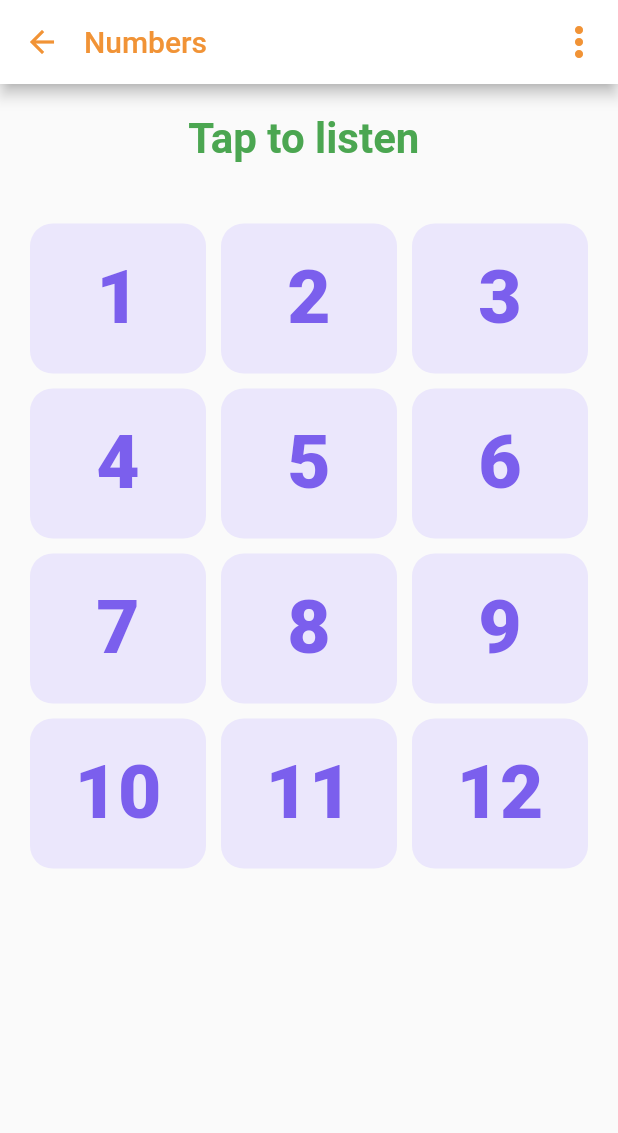
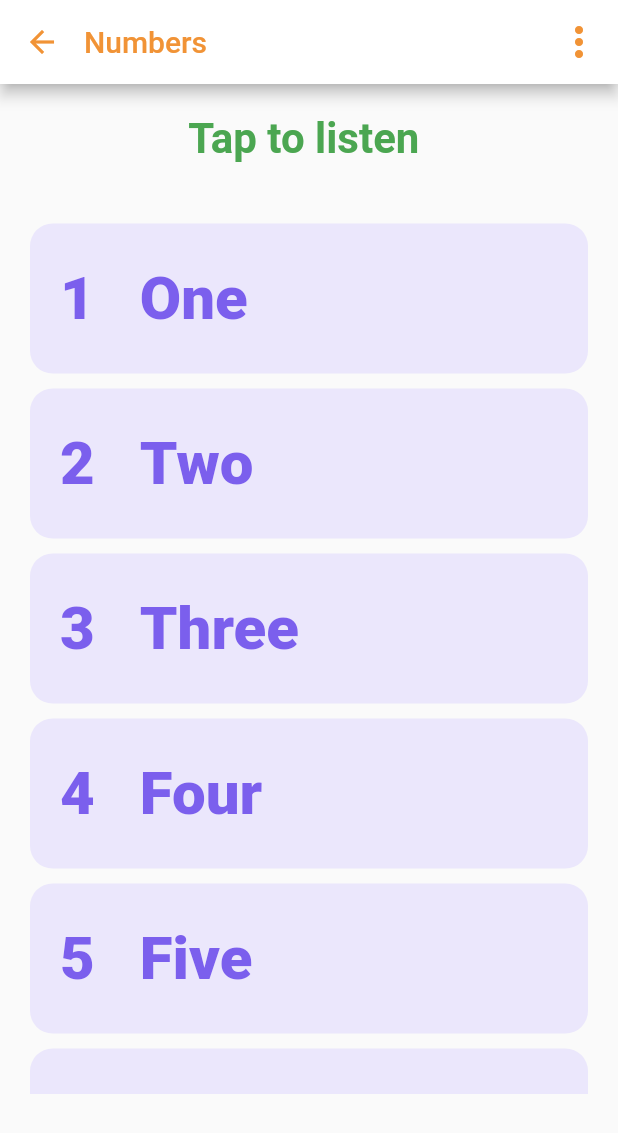
Before and after one commit to mehedi720/kidu, a Flutter app: the NumberLearningScreen screen opened by its route, on a phone screen of 412 x 824 dp. Shown: the top 1133 px of the screen. Run offline on Flutter 3.47's test engine with Material 2 defaults, Android fonts, the light colour scheme and no system bars; our stand-ins replace audioplayers.

```diff
--- a/lib/main.dart
+++ b/lib/main.dart
@@ -5,6 +5,8 @@ import 'package:kidu/screens/NumberGameScreen.dart';
 import 'package:kidu/screens/NumberLearningScreen.dart';
 import 'package:kidu/screens/Personalize.dart';
 import 'package:kidu/screens/PersonalizeBn.dart';
+import 'package:kidu/screens/PoemSelectionPage.dart';
+import 'package:kidu/screens/SinglePoemPage.dart';
 import 'package:kidu/screens/flash_screen.dart';
 
 void main() {
@@ -19,7 +21,7 @@ class KiduApp extends StatelessWidget {
   Widget build(BuildContext context) {
     return MaterialApp(
       title: "Kidu",
-      initialRoute: "NumberGameScreen",
+      initialRoute: "PoemSelectionPage",
       routes: {
         "SplashScreen": (context) => FlashScreen(),
         "LanguageSlection": (context) => LanguageSlection(),
@@ -28,6 +30,8 @@ class KiduApp extends StatelessWidget {
         "DashBoard": (context) => DashBoard(),
         "NumberLearningScreen": (context) => NumberLearningScreen(),
         "NumberGameScreen": (context) => NumberGameScreen(),
+        "PoemSelectionPage": (context) => PoemSelectionPage(),
+        "SinglePoemPage": (context) => SinglePoemPage(),
       },
     );
   }
--- a/lib/screens/DashBoardScreen.dart
+++ b/lib/screens/DashBoardScreen.dart
@@ -120,6 +120,7 @@ class _DashBoardState extends State<DashBoard> {
                   MainGridItem(
                       OnTap: () {
                         //TODO: had to add some thing
+                        Navigator.pushNamed(context, "PoemSelectionPage");
                       },
                       BackgroundColor: PURPLE_2,
                       ContentColor: PURPLE_PR,
--- a/lib/screens/NumberLearningScreen.dart
+++ b/lib/screens/NumberLearningScreen.dart
@@ -4,6 +4,20 @@ import 'package:flutter/material.dart';
 import 'package:kidu/utility/constants.dart';
 
 AudioCache audio = AudioCache();
+Map AllNumbers = {
+  1: "One",
+  2: "Two",
+  3: "Three",
+  4: "Four",
+  5: "Five",
+  6: "Six",
+  7: "Seven",
+  8: "Eight",
+  9: "Nine",
+  10: "Ten",
+  11: "Eleven",
+  12: "Twelve"
+};
 
 class NumberLearningScreen extends StatefulWidget {
   const NumberLearningScreen({Key? key}) : super(key: key);
@@ -51,10 +65,11 @@ class _NumberLearningScreenState extends State<NumberLearningScreen> {
           Container(
             height: 600,
             child: GridView.builder(
+              primary: true,
               itemCount: 12,
               padding: EdgeInsets.all(20),
               gridDelegate: SliverGridDelegateWithFixedCrossAxisCount(
-                  crossAxisCount: 3,
+                  crossAxisCount: 1,
                   crossAxisSpacing: 10,
                   mainAxisSpacing: 10,
                   mainAxisExtent: 100),
@@ -104,12 +119,30 @@ class _NumberGridItemState extends State<NumberGridItem> {
           color: widget.backgroundColor ?? PURPLE_2,
           borderRadius: BorderRadius.circular(15),
         ),
-        child: Text(
-          "${widget.index + 1}",
-          style: TextStyle(
-            fontSize: 50,
-            color: widget.foregroundColor ?? PURPLE_PR,
-            fontWeight: FontWeight.w900,
+        child: Padding(
+          padding: const EdgeInsets.symmetric(horizontal: 20.0),
+          child: Row(
+            children: [
+              Text(
+                "${widget.index + 1}",
+                style: TextStyle(
+                  fontSize: 40,
+                  color: widget.foregroundColor ?? PURPLE_PR,
+                  fontWeight: FontWeight.w900,
+                ),
+              ),
+              SizedBox(
+                width: 30,
+              ),
+              Text(
+                "${AllNumbers[widget.index + 1]}",
+                style: TextStyle(
+                  fontSize: 40,
+                  color: widget.foregroundColor ?? PURPLE_PR,
+                  fontWeight: FontWeight.w900,
+                ),
+              ),
+            ],
           ),
         ),
       ),
--- /dev/null
+++ b/lib/utility/PoemList.dart
@@ -0,0 +1,36 @@
+Map PoemList = {
+  0: "Baa Baa Black Sheep",
+  1: "Mary Had A Little Lamb",
+  2: "Ringa Ringa Roses",
+  3: "Twinkle twinkle little star"
+};
+
+Map LyricsList = {
+  0: Lyric,
+};
+
+List Lyric = [
+  "Baa, baa, black sheep, have you any wool?",
+  "Yes, sir, yes, sir, three bags full",
+  "One for my master, one for my dame",
+  "And one for the little boy who lives down the lane",
+  "Baa, baa, black sheep, have you any wool?",
+  "Yes, sir, yes, sir, three bags full",
+  "Baa, baa, black sheep, have you any wool?",
+  "Yes, sir, yes, sir, three bags full",
+  "One for my master, one for my dame",
+  "And one for the little boy who lives down the lane",
+];
+
+// {
+// 0: "Baa, baa, black sheep, have you any wool?",
+// 1: "Yes, sir, yes, sir, three bags full",
+// 2: "One for my master, one for my dame",
+// 3: "And one for the little boy who lives down the lane"
+// },
+class Lyrics {
+  getLyricsLength(int i) {
+    List m = LyricsList[i];
+    return m.length;
+  }
+}
--- a/pubspec.yaml
+++ b/pubspec.yaml
@@ -62,10 +62,9 @@ flutter:
   assets:
     - assets/
     - assets/img/
+    - assets/poem/
     - assets/mp3/
-    - assets/mp3/1.mp3
-    - assets/mp3/2.mp3
-    - assets/mp3/3.mp3
+    - assets/mp3/poems/
 
   # An image asset can refer to one or more resolution-specific "variants", see
   # https://flutter.dev/assets-and-images/#resolution-aware.
```
Also changed, not shown: lib/screens/PoemSelectionPage.dart (added, +102 -0 lines), lib/screens/SinglePoemPage.dart (added, +139 -0 lines).
